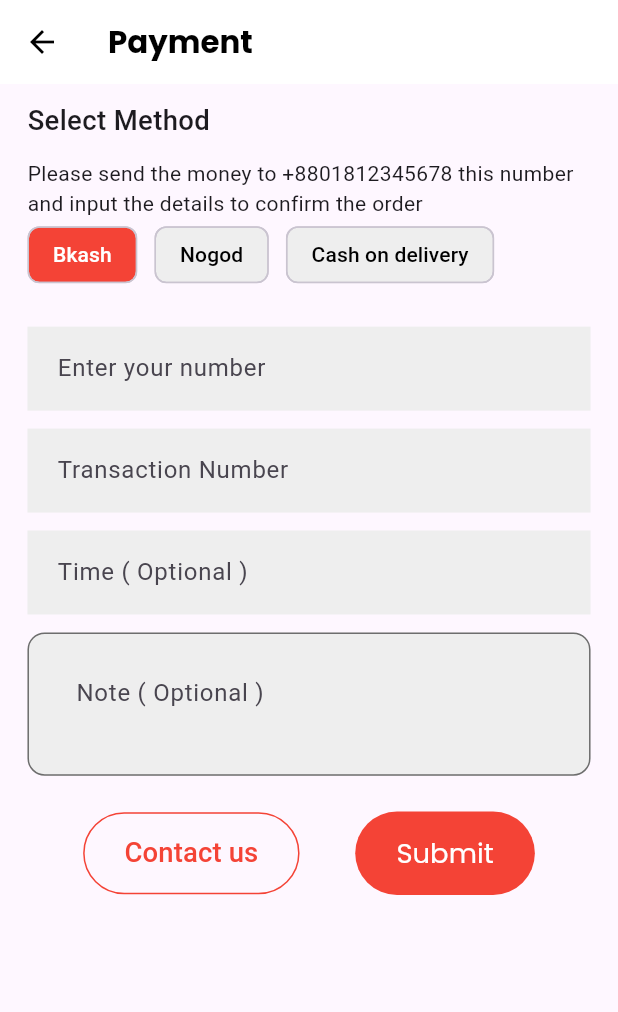
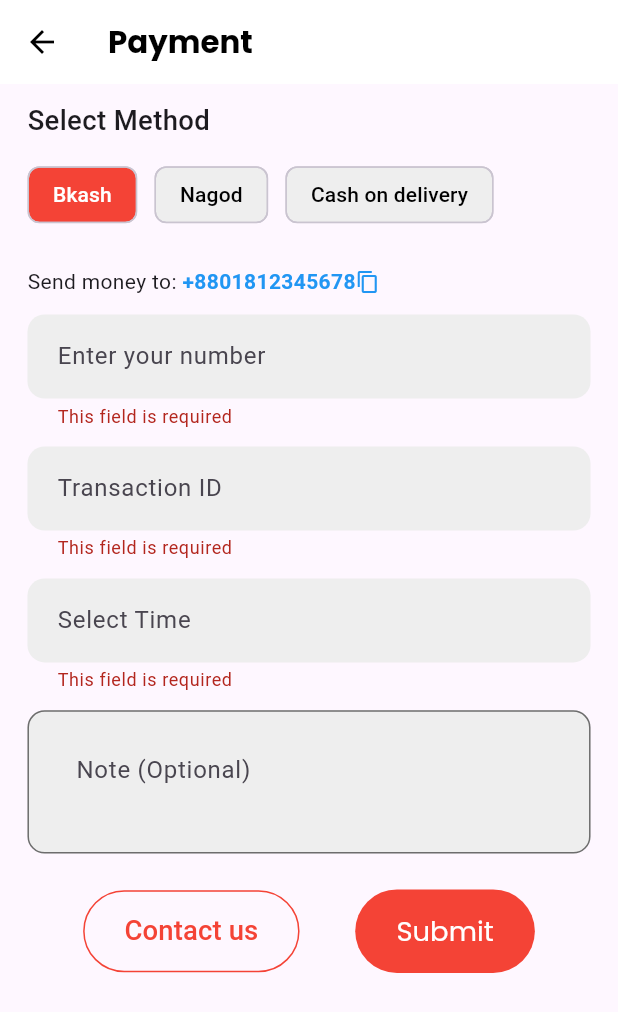
Before and after one commit to shakibalhasan-code/women_health, a Flutter app: the PaymentScreen screen opened directly, after a tap on "Submit", on a phone screen of 412 x 824 dp. Shown: the top 1012 px of the screen. Run offline on Flutter 3.47's test engine with Material 3 defaults, Android fonts, the phone set to English and light mode, and no system bars; our stand-ins replace flutter_screenutil, flutter_svg, get, google_fonts, google_nav_bar, heroicons and 3 more; missing offline and left inert: menstrual_cycle_widget; accounts and stored records are empty.

Commit message:
finished ui

```diff
--- /dev/null
+++ b/lib/controller/intro_controller/payment_controller.dart
@@ -0,0 +1,39 @@
+import 'package:flutter/material.dart';
+import 'package:flutter/services.dart';
+import 'package:get/get.dart';
+
+class PaymentController extends GetxController {
+  final formKey = GlobalKey<FormState>();
+  final numberController = TextEditingController();
+  final transactionController = TextEditingController();
+  final timeController = TextEditingController();
+  final noteController = TextEditingController();
+
+  var selectedPaymentMethod = 'Bkash'.obs;
+  final List<String> paymentMethods = ['Bkash', 'Nagod', 'Cash on delivery'];
+
+  void selectPaymentMethod(String method) {
+    selectedPaymentMethod.value = method;
+  }
+
+  void copyNumber() {
+    Clipboard.setData(ClipboardData(text: "+8801812345678"));
+    Get.snackbar("Copied", "Number copied to clipboard");
+  }
+
+  void submitPayment() {
+    if (formKey.currentState!.validate()) {
+      Get.snackbar("Success", "Payment details submitted successfully");
+      // Handle submission logic here
+    }
+  }
+
+  @override
+  void onClose() {
+    numberController.dispose();
+    transactionController.dispose();
+    timeController.dispose();
+    noteController.dispose();
+    super.onClose();
+  }
+}
--- a/lib/views/screens/intro/questions_screen.dart
+++ b/lib/views/screens/intro/questions_screen.dart
@@ -158,6 +158,7 @@
                                 ),
                               ),
                       ),
+                      const Spacer(),
                       Padding(
                         padding: const EdgeInsets.symmetric(horizontal: 18),
                         child: MyButton(
--- a/lib/views/screens/marketplace/payment_screen.dart
+++ b/lib/views/screens/marketplace/payment_screen.dart
@@ -1,25 +1,24 @@
 import 'package:flutter/material.dart';
 import 'package:flutter_screenutil/flutter_screenutil.dart';
 import 'package:get/get.dart';
+import 'package:intl/intl.dart';
+import 'package:women_health/controller/intro_controller/payment_controller.dart';
 
 class PaymentScreen extends StatelessWidget {
-  const PaymentScreen({super.key});
+  PaymentScreen({super.key});
+  final PaymentController controller = Get.put(PaymentController());
 
   @override
   Widget build(BuildContext context) {
     return Scaffold(
       appBar: AppBar(
-        title: Row(
-          children: [
-            Text(
+        title: Text(
           'Payment',
           style: TextStyle(
             fontWeight: FontWeight.bold,
             fontSize: 18.sp,
             color: Colors.black,
           ),
-            ),
-          ],
         ),
         centerTitle: false,
         elevation: 0,
@@ -29,6 +28,8 @@
       body: SingleChildScrollView(
         child: Padding(
           padding: EdgeInsets.symmetric(horizontal: 16.w, vertical: 10.h),
+          child: Form(
+            key: controller.formKey,
             child: Column(
               crossAxisAlignment: CrossAxisAlignment.start,
               children: [
@@ -40,21 +41,39 @@
                   ),
                 ),
                 SizedBox(height: 10.h),
+                Row(
+                  children: controller.paymentMethods.map((method) {
+                    return Obx(() => _paymentMethodChip(
+                          method,
+                          isSelected:
+                              controller.selectedPaymentMethod.value == method,
+                          onTap: () => controller.selectPaymentMethod(method),
+                        ));
+                  }).toList(),
+                ),
+                SizedBox(height: 20.h),
+                GestureDetector(
+                  onTap: controller.copyNumber,
+                  child: Row(
+                    children: [
+                      Text('Send money to: '),
                       Text(
-                  'Please send the money to +8801812345678 this number and input the details to confirm the order'),
-              Row(
-                children: [
-                  _paymentMethodChip('Bkash', isSelected: true),
-                  _paymentMethodChip('Nogod'),
-                  _paymentMethodChip('Cash on delivery'),
+                        '+8801812345678',
+                        style: TextStyle(
+                            fontWeight: FontWeight.bold, color: Colors.blue),
+                      ),
+                      Icon(Icons.copy, size: 16, color: Colors.blue),
                     ],
                   ),
-              SizedBox(height: 20.h),
-              _buildTextField('Enter your number'),
+                ),
                 SizedBox(height: 10.h),
-              _buildTextField('Transaction Number'),
+                _buildTextField(
+                    controller.numberController, 'Enter your number'),
                 SizedBox(height: 10.h),
-              _buildTextField('Time ( Optional )'),
+                _buildTextField(
+                    controller.transactionController, 'Transaction ID'),
+                SizedBox(height: 10.h),
+                _buildTimePickerField(context),
                 SizedBox(height: 10.h),
                 _buildNoteField(),
                 SizedBox(height: 20.h),
@@ -62,18 +81,23 @@
                   mainAxisAlignment: MainAxisAlignment.spaceEvenly,
                   children: [
                     _outlinedButton('Contact us'),
-                  _filledButton('Submit'),
+                    _filledButton('Submit',
+                        onPressed: controller.submitPayment),
                   ],
                 ),
               ],
             ),
           ),
         ),
+      ),
     );
   }
 
-  Widget _paymentMethodChip(String title, {bool isSelected = false}) {
-    return Padding(
+  Widget _paymentMethodChip(String title,
+      {bool isSelected = false, required Function() onTap}) {
+    return GestureDetector(
+      onTap: onTap,
+      child: Padding(
         padding: EdgeInsets.only(right: 10.w),
         child: Chip(
           label: Text(title),
@@ -82,11 +106,19 @@
             color: isSelected ? Colors.white : Colors.black,
           ),
         ),
+      ),
     );
   }
 
-  Widget _buildTextField(String hint) {
-    return TextField(
+  Widget _buildTextField(TextEditingController controller, String hint) {
+    return TextFormField(
+      controller: controller,
+      validator: (value) {
+        if (value == null || value.isEmpty) {
+          return 'This field is required';
+        }
+        return null;
+      },
       decoration: InputDecoration(
         hintText: hint,
         filled: true,
@@ -95,6 +127,24 @@
           borderSide: BorderSide.none,
           borderRadius: BorderRadius.circular(10.r),
         ),
+      ),
+    );
+  }
+
+  Widget _buildTimePickerField(BuildContext context) {
+    return GestureDetector(
+      onTap: () async {
+        TimeOfDay? pickedTime = await showTimePicker(
+          context: context,
+          initialTime: TimeOfDay.now(),
+        );
+        if (pickedTime != null) {
+          String formattedTime = pickedTime.format(context);
+          controller.timeController.text = formattedTime;
+        }
+      },
+      child: AbsorbPointer(
+        child: _buildTextField(controller.timeController, 'Select Time'),
       ),
     );
   }
@@ -109,9 +159,10 @@
         border: Border.all(color: Colors.black54),
       ),
       child: TextField(
+        controller: controller.noteController,
         maxLines: null,
         decoration: InputDecoration(
-          hintText: 'Note ( Optional )',
+          hintText: 'Note (Optional)',
           border: InputBorder.none,
         ),
       ),
@@ -134,9 +185,9 @@
     );
   }
 
-  Widget _filledButton(String title) {
+  Widget _filledButton(String title, {required Function() onPressed}) {
     return ElevatedButton(
-      onPressed: () {},
+      onPressed: onPressed,
       style: ElevatedButton.styleFrom(
         backgroundColor: Colors.red,
         padding: EdgeInsets.symmetric(horizontal: 24.w, vertical: 12.h),
```
Also changed, not shown: lib/views/screens/community/components/post_item.dart (+13 -13 lines), 4 other files. Lines whose indentation alone changed are shown as unchanged.
